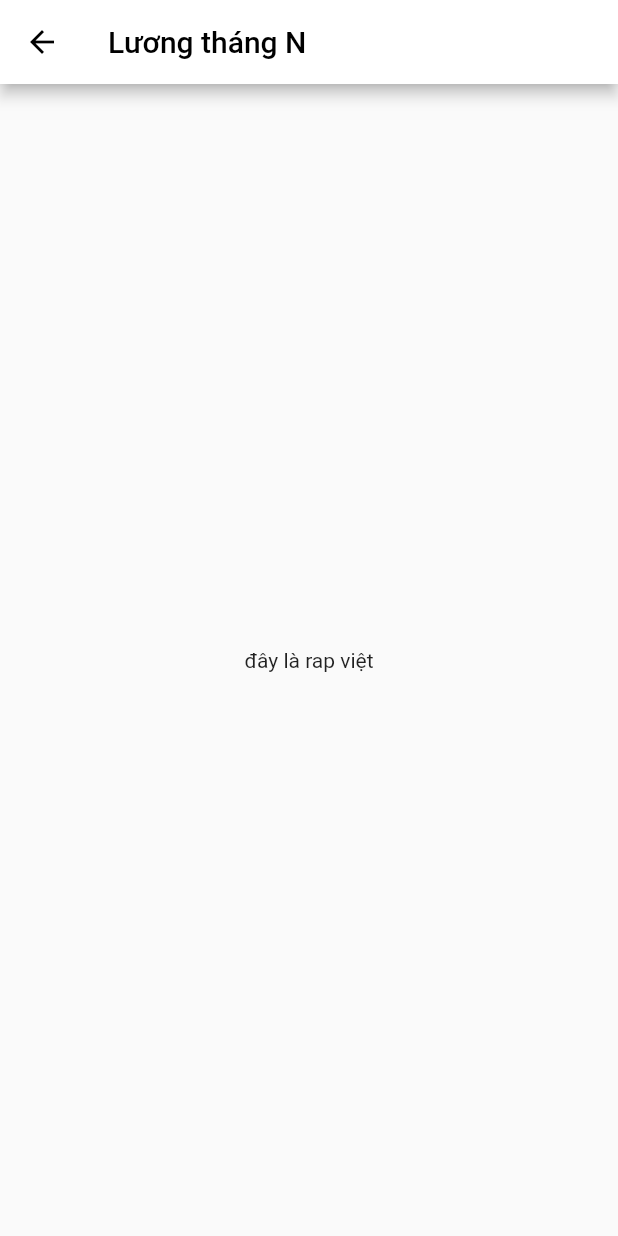
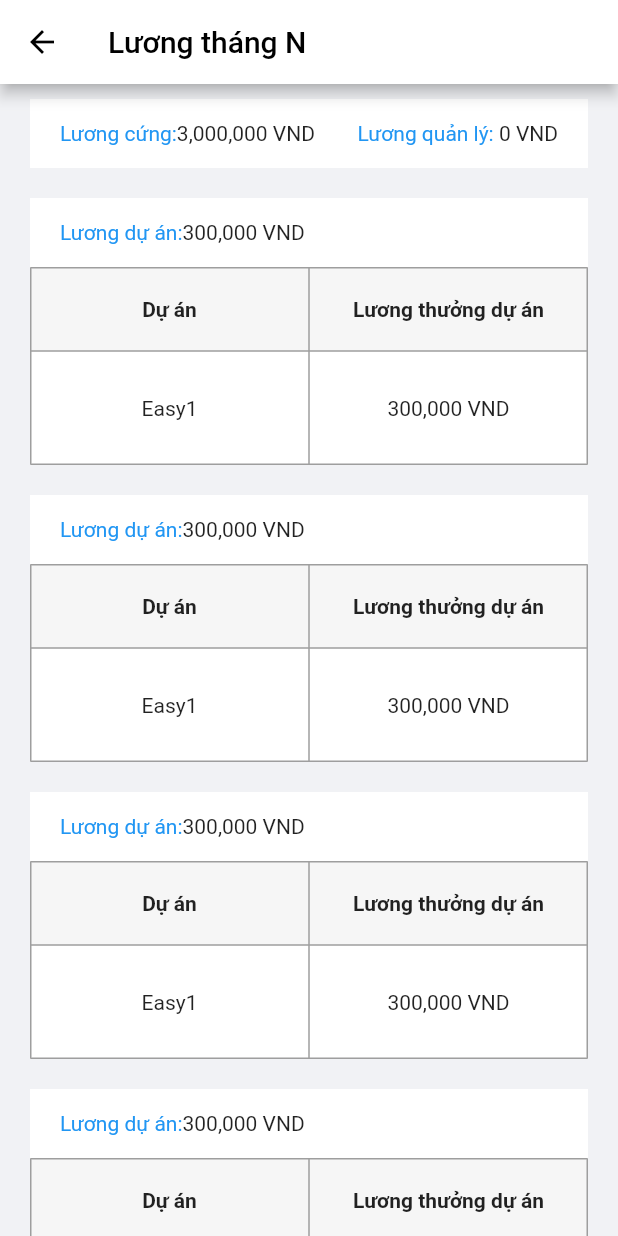
Before and after one commit to thanvanlong/hr, a Flutter app: the AccountDetail screen opened directly, on a phone screen of 412 x 824 dp. Run offline on Flutter 3.47's test engine with Material 2 defaults, Android fonts, the phone set to English and light mode, and no system bars; our stand-ins replace bloc, dio, flutter_bloc, get, retrofit, shared_preferences; missing offline and left inert: dio_logging_interceptor; accounts and stored records are empty; generated files the repository leaves out were written again.

Commit message:
app Bar and sth

```diff
--- a/lib/ui/AccountManager/accountDetail.dart
+++ b/lib/ui/AccountManager/accountDetail.dart
@@ -1,5 +1,7 @@
 import 'package:flutter/cupertino.dart';
 import 'package:flutter/material.dart';
+
+import '../test.dart';
 
 class AccountDetail extends StatefulWidget {
   const AccountDetail({Key? key}) : super(key: key);
@@ -18,7 +20,104 @@ class _AccountDetailState extends State<AccountDetail> {
         backgroundColor: Colors.white,
         iconTheme: IconThemeData(color: Colors.black),
       ),
-      body: Center(child: Text('đây là rap việt')),
+      body: Container(
+        color: Color.fromRGBO(241, 242, 245, 1),
+        child: SingleChildScrollView(
+          child: Column(
+            children: [
+              Padding(
+                padding: EdgeInsets.symmetric(horizontal: 20,vertical: 10),
+                child: Container(
+                  padding: EdgeInsets.symmetric(horizontal: 20,vertical: 15),
+                  color: Colors.white,
+                  child: Row(
+                    children: [
+                      Expanded(
+                        child: Row(
+                          children: [
+                            Text('Lương cứng:',style: TextStyle(color: Colors.blue),),
+                            Text('3,000,000 VND'),
+                          ],
+                        ),
+                      ),
+                      Expanded(
+                        child: Row(
+                          mainAxisAlignment: MainAxisAlignment.end,
+                          children: [
+                            Text('Lương quản lý: ',style: TextStyle(color: Colors.blue),),
+                            Text('0 VND'),
+                          ],
+                        ),
+                      ),
+                    ],
+                  ),
+                ),
+              ),
+              TableSalary(),
+              TableSalary(),
+              TableSalary(),
+              TableSalary(),
+              Test(isOt: false,),
+              Test(isOt: true,)
+            ],
+          ),
+        ),
+      ),
     );
   }
 }
+
+class TableSalary extends StatelessWidget {
+  const TableSalary({Key? key}) : super(key: key);
+
+  @override
+  Widget build(BuildContext context) {
+    return Padding(
+      padding: const EdgeInsets.symmetric(vertical: 10, horizontal: 20),
+      child: Container(
+        color: Colors.white,
+        child: Column(
+          children: [
+            Padding(
+              padding: const EdgeInsets.symmetric(vertical: 15, horizontal: 20),
+              child: Align(
+                alignment: Alignment.centerLeft,
+                  child: Row(
+                    children: [
+                      Text('Lương dự án:',style: TextStyle(color: Colors.blue),),
+                      Text('300,000 VND'),
+                    ],
+                  )),
+            ),
+            Table(
+              border: TableBorder.all(color: Colors.grey),
+              children: [
+                buildRow(['Dự án','Lương thưởng dự án'],isHeader: true),
+                buildRow(['Easy1','300,000 VND'])
+              ],
+            )
+          ],
+        ),
+      ),
+    );
+  }
+
+  TableRow buildRow(List<String> cells, {bool isHeader = false}) => TableRow(
+      children: cells.map((cell) {
+        if (isHeader) {
+          return Container(
+            color: Color(0xFFF6F6F6),
+            child: Padding(
+              padding: EdgeInsets.all(20),
+              child: Center(child: Text(cell,style: TextStyle(fontWeight: FontWeight.bold),)),
+            ),
+          );
+        } else {
+          return Padding(
+            padding: EdgeInsets.all(30),
+            child: Center(child: Text(cell)),
+          );
+        }
+      }).toList()
+  );
+}
--- a/lib/ui/Home/home.dart
+++ b/lib/ui/Home/home.dart
@@ -7,6 +7,8 @@ import 'package:untitled/ui/AppBar/appBar.dart';
 import 'package:untitled/ui/Infomation/info.dart';
 import 'package:untitled/ui/MonthlySalary/monthlySalary.dart';
 import 'package:untitled/ui/NavigationDrawer/navigationDrawer.dart';
+
+import '../test.dart';
 
 
 class HomePage extends StatefulWidget {
--- a/pubspec.yaml
+++ b/pubspec.yaml
@@ -44,6 +44,7 @@ dependencies:
   get: ^4.6.5
   retrofit: ^3.3.1
   dio_logging_interceptor: ^1.0.1
+  horizontal_data_table: ^1.0.6+2
 
 dev_dependencies:
   retrofit_generator: '>=4.0.0 <5.0.0'
```
Also changed, not shown: lib/test2.dart (added, +231 -0 lines), lib/ui/test.dart (added, +175 -0 lines), pubspec.lock.
